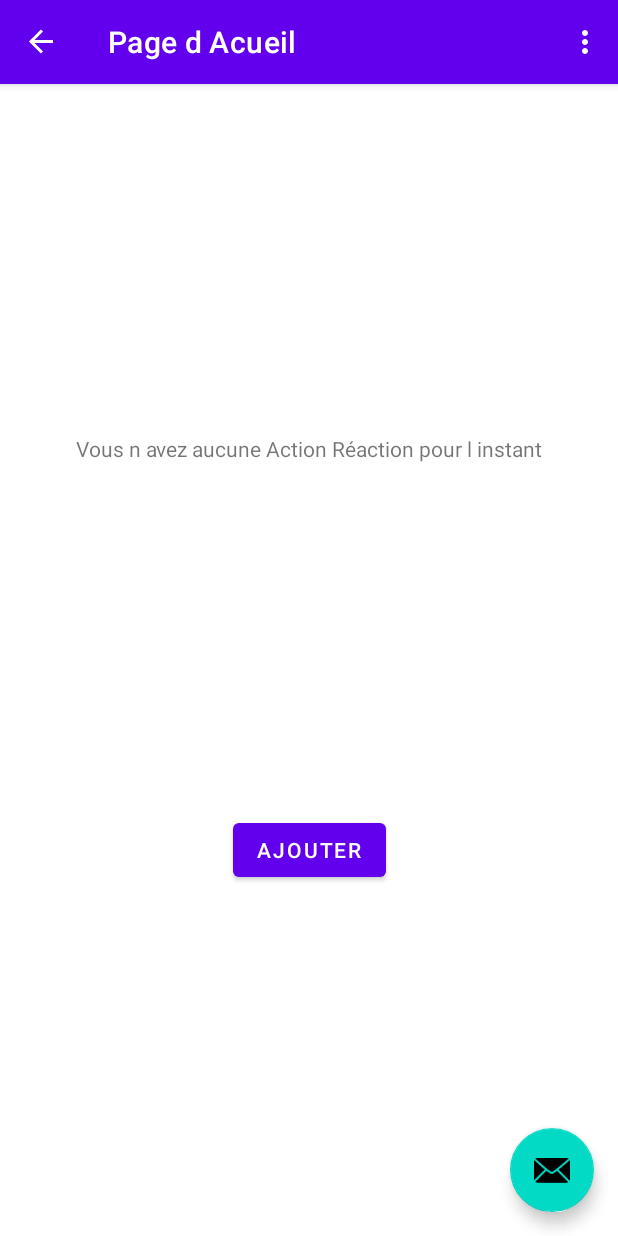
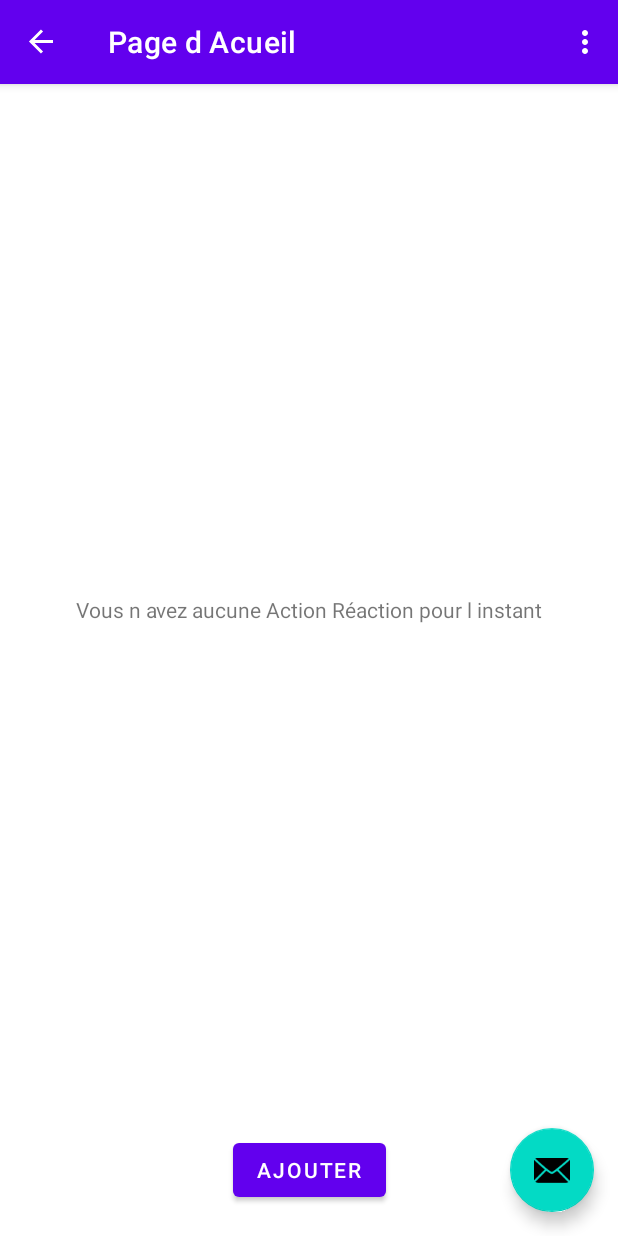
Before and after one commit to EvanMevel/Area, an Android app: the FirstFragment screen opened through its navigation route, on a phone screen of 412 x 824 dp. Run offline under Robolectric (Android 15) with nearby library versions, the phone set to English and light mode, and no system bars; our stand-ins replace Volley, navigation-ui; network calls fail; 1 statement that could not run was skipped.

Commit message:
FEAT : dynamic display of areas  + delete request  fonctional

```diff
--- a/MyArea/app/src/main/res/layout/fragment_first.xml
+++ b/MyArea/app/src/main/res/layout/fragment_first.xml
@@ -16,13 +16,28 @@
         app:layout_constraintStart_toStartOf="parent"
         app:layout_constraintTop_toTopOf="parent" />
 
+    <ScrollView
+        android:layout_width="match_parent"
+        android:layout_height="match_parent"
+        android:layout_marginBottom="70dp"
+        android:scrollbars="none">
+
+        <LinearLayout
+            android:id="@+id/container"
+            android:layout_width="match_parent"
+            android:layout_height="wrap_content"
+            android:orientation="vertical">
+
+        </LinearLayout>
+    </ScrollView>
+
     <Button
         android:id="@+id/button_first"
         android:layout_width="wrap_content"
         android:layout_height="wrap_content"
+        android:layout_marginBottom="20dp"
         android:text="@string/ajouter"
         app:layout_constraintBottom_toBottomOf="parent"
         app:layout_constraintEnd_toEndOf="parent"
-        app:layout_constraintStart_toStartOf="parent"
-        app:layout_constraintTop_toBottomOf="@id/textview_first" />
+        app:layout_constraintStart_toStartOf="parent" />
 </androidx.constraintlayout.widget.ConstraintLayout>
```
Also changed, not shown: MyArea/app/src/main/java/com/example/myarea/FirstFragment.kt (+75 -18 lines), MyArea/app/src/main/res/layout/card.xml (+15 -19 lines).
